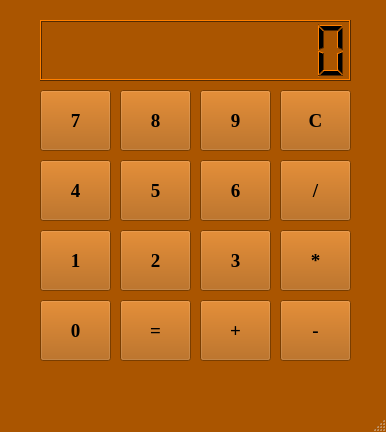
The window that TPRC0 06 - Interfaces Gráficas usando Qt/01 Calculadora/calculadora.ui (Dankotchev/Topicos-em-Programacao) describes before a commit, drawn with Qt 5.
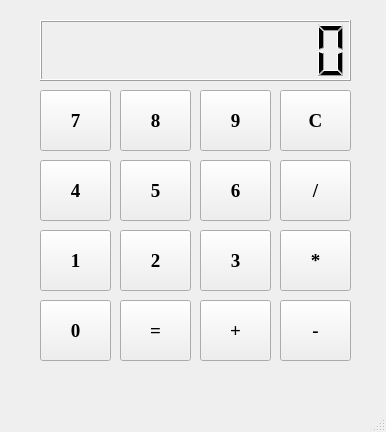
The same window after the commit.

The edit to the form file:
```diff
--- a/TPRC0 06 - Interfaces Gráficas usando Qt/01 Calculadora/calculadora.ui
+++ b/TPRC0 06 - Interfaces Gráficas usando Qt/01 Calculadora/calculadora.ui
@@ -10,421 +10,6 @@
     <height>432</height>
    </rect>
   </property>
-  <property name="palette">
-   <palette>
-    <active>
-     <colorrole role="WindowText">
-      <brush brushstyle="SolidPattern">
-       <color alpha="255">
-        <red>0</red>
-        <green>0</green>
-        <blue>0</blue>
-       </color>
-      </brush>
-     </colorrole>
-     <colorrole role="Button">
-      <brush brushstyle="SolidPattern">
-       <color alpha="255">
-        <red>170</red>
-        <green>85</green>
-        <blue>0</blue>
-       </color>
-      </brush>
-     </colorrole>
-     <colorrole role="Light">
-      <brush brushstyle="SolidPattern">
-       <color alpha="255">
-        <red>255</red>
-        <green>128</green>
-        <blue>0</blue>
-       </color>
-      </brush>
-     </colorrole>
-     <colorrole role="Midlight">
-      <brush brushstyle="SolidPattern">
-       <color alpha="255">
-        <red>212</red>
-        <green>106</green>
-        <blue>0</blue>
-       </color>
-      </brush>
-     </colorrole>
-     <colorrole role="Dark">
-      <brush brushstyle="SolidPattern">
-       <color alpha="255">
-        <red>85</red>
-        <green>42</green>
-        <blue>0</blue>
-       </color>
-      </brush>
-     </colorrole>
-     <colorrole role="Mid">
-      <brush brushstyle="SolidPattern">
-       <color alpha="255">
-        <red>113</red>
-        <green>56</green>
-        <blue>0</blue>
-       </color>
-      </brush>
-     </colorrole>
-     <colorrole role="Text">
-      <brush brushstyle="SolidPattern">
-       <color alpha="255">
-        <red>0</red>
-        <green>0</green>
-        <blue>0</blue>
-       </color>
-      </brush>
-     </colorrole>
-     <colorrole role="BrightText">
-      <brush brushstyle="SolidPattern">
-       <color alpha="255">
-        <red>255</red>
-        <green>255</green>
-        <blue>255</blue>
-       </color>
-      </brush>
-     </colorrole>
-     <colorrole role="ButtonText">
-      <brush brushstyle="SolidPattern">
-       <color alpha="255">
-        <red>0</red>
-        <green>0</green>
-        <blue>0</blue>
-       </color>
-      </brush>
-     </colorrole>
-     <colorrole role="Base">
-      <brush brushstyle="SolidPattern">
-       <color alpha="255">
-        <red>255</red>
-        <green>255</green>
-        <blue>255</blue>
-       </color>
-      </brush>
-     </colorrole>
-     <colorrole role="Window">
-      <brush brushstyle="SolidPattern">
-       <color alpha="255">
-        <red>170</red>
-        <green>85</green>
-        <blue>0</blue>
-       </color>
-      </brush>
-     </colorrole>
-     <colorrole role="Shadow">
-      <brush brushstyle="SolidPattern">
-       <color alpha="255">
-        <red>0</red>
-        <green>0</green>
-        <blue>0</blue>
-       </color>
-      </brush>
-     </colorrole>
-     <colorrole role="AlternateBase">
-      <brush brushstyle="SolidPattern">
-       <color alpha="255">
-        <red>212</red>
-        <green>170</green>
-        <blue>127</blue>
-       </color>
-      </brush>
-     </colorrole>
-     <colorrole role="ToolTipBase">
-      <brush brushstyle="SolidPattern">
-       <color alpha="255">
-        <red>255</red>
-        <green>255</green>
-        <blue>220</blue>
-       </color>
-      </brush>
-     </colorrole>
-     <colorrole role="ToolTipText">
-      <brush brushstyle="SolidPattern">
-       <color alpha="255">
-        <red>0</red>
-        <green>0</green>
-        <blue>0</blue>
-       </color>
-      </brush>
-     </colorrole>
-    </active>
-    <inactive>
-     <colorrole role="WindowText">
-      <brush brushstyle="SolidPattern">
-       <color alpha="255">
-        <red>0</red>
-        <green>0</green>
-        <blue>0</blue>
-       </color>
-      </brush>
-     </colorrole>
-     <colorrole role="Button">
-      <brush brushstyle="SolidPattern">
-       <color alpha="255">
-        <red>170</red>
-        <green>85</green>
-        <blue>0</blue>
-       </color>
-      </brush>
-     </colorrole>
-     <colorrole role="Light">
-      <brush brushstyle="SolidPattern">
-       <color alpha="255">
-        <red>255</red>
-        <green>128</green>
-        <blue>0</blue>
-       </color>
-      </brush>
-     </colorrole>
-     <colorrole role="Midlight">
-      <brush brushstyle="SolidPattern">
-       <color alpha="255">
-        <red>212</red>
-        <green>106</green>
-        <blue>0</blue>
-       </color>
-      </brush>
-     </colorrole>
-     <colorrole role="Dark">
-      <brush brushstyle="SolidPattern">
-       <color alpha="255">
-        <red>85</red>
-        <green>42</green>
-        <blue>0</blue>
-       </color>
-      </brush>
-     </colorrole>
-     <colorrole role="Mid">
-      <brush brushstyle="SolidPattern">
-       <color alpha="255">
-        <red>113</red>
-        <green>56</green>
-        <blue>0</blue>
-       </color>
-      </brush>
-     </colorrole>
-     <colorrole role="Text">
-      <brush brushstyle="SolidPattern">
-       <color alpha="255">
-        <red>0</red>
-        <green>0</green>
-        <blue>0</blue>
-       </color>
-      </brush>
-     </colorrole>
-     <colorrole role="BrightText">
-      <brush brushstyle="SolidPattern">
-       <color alpha="255">
-        <red>255</red>
-        <green>255</green>
-        <blue>255</blue>
-       </color>
-      </brush>
-     </colorrole>
-     <colorrole role="ButtonText">
-      <brush brushstyle="SolidPattern">
-       <color alpha="255">
-        <red>0</red>
-        <green>0</green>
-        <blue>0</blue>
-       </color>
-      </brush>
-     </colorrole>
-     <colorrole role="Base">
-      <brush brushstyle="SolidPattern">
-       <color alpha="255">
-        <red>255</red>
-        <green>255</green>
-        <blue>255</blue>
-       </color>
-      </brush>
-     </colorrole>
-     <colorrole role="Window">
-      <brush brushstyle="SolidPattern">
-       <color alpha="255">
-        <red>170</red>
-        <green>85</green>
-        <blue>0</blue>
-       </color>
-      </brush>
-     </colorrole>
-     <colorrole role="Shadow">
-      <brush brushstyle="SolidPattern">
-       <color alpha="255">
-        <red>0</red>
-        <green>0</green>
-        <blue>0</blue>
-       </color>
-      </brush>
-     </colorrole>
-     <colorrole role="AlternateBase">
-      <brush brushstyle="SolidPattern">
-       <color alpha="255">
-        <red>212</red>
-        <green>170</green>
-        <blue>127</blue>
-       </color>
-      </brush>
-     </colorrole>
-     <colorrole role="ToolTipBase">
-      <brush brushstyle="SolidPattern">
-       <color alpha="255">
-        <red>255</red>
-        <green>255</green>
-        <blue>220</blue>
-       </color>
-      </brush>
-     </colorrole>
-     <colorrole role="ToolTipText">
-      <brush brushstyle="SolidPattern">
-       <color alpha="255">
-        <red>0</red>
-        <green>0</green>
-        <blue>0</blue>
-       </color>
-      </brush>
-     </colorrole>
-    </inactive>
-    <disabled>
-     <colorrole role="WindowText">
-      <brush brushstyle="SolidPattern">
-       <color alpha="255">
-        <red>85</red>
-        <green>42</green>
-        <blue>0</blue>
-       </color>
-      </brush>
-     </colorrole>
-     <colorrole role="Button">
-      <brush brushstyle="SolidPattern">
-       <color alpha="255">
-        <red>170</red>
-        <green>85</green>
-        <blue>0</blue>
-       </color>
-      </brush>
-     </colorrole>
-     <colorrole role="Light">
-      <brush brushstyle="SolidPattern">
-       <color alpha="255">
-        <red>255</red>
-        <green>128</green>
-        <blue>0</blue>
-       </color>
-      </brush>
-     </colorrole>
-     <colorrole role="Midlight">
-      <brush brushstyle="SolidPattern">
-       <color alpha="255">
-        <red>212</red>
-        <green>106</green>
-        <blue>0</blue>
-       </color>
-      </brush>
-     </colorrole>
-     <colorrole role="Dark">
-      <brush brushstyle="SolidPattern">
-       <color alpha="255">
-        <red>85</red>
-        <green>42</green>
-        <blue>0</blue>
-       </color>
-      </brush>
-     </colorrole>
-     <colorrole role="Mid">
-      <brush brushstyle="SolidPattern">
-       <color alpha="255">
-        <red>113</red>
-        <green>56</green>
-        <blue>0</blue>
-       </color>
-      </brush>
-     </colorrole>
-     <colorrole role="Text">
-      <brush brushstyle="SolidPattern">
-       <color alpha="255">
-        <red>85</red>
-        <green>42</green>
-        <blue>0</blue>
-       </color>
-      </brush>
-     </colorrole>
-     <colorrole role="BrightText">
-      <brush brushstyle="SolidPattern">
-       <color alpha="255">
-        <red>255</red>
-        <green>255</green>
-        <blue>255</blue>
-       </color>
-      </brush>
-     </colorrole>
-     <colorrole role="ButtonText">
-      <brush brushstyle="SolidPattern">
-       <color alpha="255">
-        <red>85</red>
-        <green>42</green>
-        <blue>0</blue>
-       </color>
-      </brush>
-     </colorrole>
-     <colorrole role="Base">
-      <brush brushstyle="SolidPattern">
-       <color alpha="255">
-        <red>170</red>
-        <green>85</green>
-        <blue>0</blue>
-       </color>
-      </brush>
-     </colorrole>
-     <colorrole role="Window">
-      <brush brushstyle="SolidPattern">
-       <color alpha="255">
-        <red>170</red>
-        <green>85</green>
-        <blue>0</blue>
-       </color>
-      </brush>
-     </colorrole>
-     <colorrole role="Shadow">
-      <brush brushstyle="SolidPattern">
-       <color alpha="255">
-        <red>0</red>
-        <green>0</green>
-        <blue>0</blue>
-       </color>
-      </brush>
-     </colorrole>
-     <colorrole role="AlternateBase">
-      <brush brushstyle="SolidPattern">
-       <color alpha="255">
-        <red>170</red>
-        <green>85</green>
-        <blue>0</blue>
-       </color>
-      </brush>
-     </colorrole>
-     <colorrole role="ToolTipBase">
-      <brush brushstyle="SolidPattern">
-       <color alpha="255">
-        <red>255</red>
-        <green>255</green>
-        <blue>220</blue>
-       </color>
-      </brush>
-     </colorrole>
-     <colorrole role="ToolTipText">
-      <brush brushstyle="SolidPattern">
-       <color alpha="255">
-        <red>0</red>
-        <green>0</green>
-        <blue>0</blue>
-       </color>
-      </brush>
-     </colorrole>
-    </disabled>
-   </palette>
-  </property>
   <property name="windowTitle">
    <string>Calculadora</string>
   </property>
@@ -769,421 +354,6 @@
       <height>61</height>
      </rect>
     </property>
-    <property name="palette">
-     <palette>
-      <active>
-       <colorrole role="WindowText">
-        <brush brushstyle="SolidPattern">
-         <color alpha="255">
-          <red>0</red>
-          <green>0</green>
-          <blue>0</blue>
-         </color>
-        </brush>
-       </colorrole>
-       <colorrole role="Button">
-        <brush brushstyle="SolidPattern">
-         <color alpha="255">
-          <red>170</red>
-          <green>85</green>
-          <blue>0</blue>
-         </color>
-        </brush>
-       </colorrole>
-       <colorrole role="Light">
-        <brush brushstyle="SolidPattern">
-         <color alpha="255">
-          <red>255</red>
-          <green>128</green>
-          <blue>0</blue>
-         </color>
-        </brush>
-       </colorrole>
-       <colorrole role="Midlight">
-        <brush brushstyle="SolidPattern">
-         <color alpha="255">
-          <red>212</red>
-          <green>106</green>
-          <blue>0</blue>
-         </color>
-        </brush>
-       </colorrole>
-       <colorrole role="Dark">
-        <brush brushstyle="SolidPattern">
-         <color alpha="255">
-          <red>85</red>
-          <green>42</green>
-          <blue>0</blue>
-         </color>
-        </brush>
-       </colorrole>
-       <colorrole role="Mid">
-        <brush brushstyle="SolidPattern">
-         <color alpha="255">
-          <red>113</red>
-          <green>56</green>
-          <blue>0</blue>
-         </color>
-        </brush>
-       </colorrole>
-       <colorrole role="Text">
-        <brush brushstyle="SolidPattern">
-         <color alpha="255">
-          <red>0</red>
-          <green>0</green>
-          <blue>0</blue>
-         </color>
-        </brush>
-       </colorrole>
-       <colorrole role="BrightText">
-        <brush brushstyle="SolidPattern">
-         <color alpha="255">
-          <red>255</red>
-          <green>255</green>
-          <blue>255</blue>
-         </color>
-        </brush>
-       </colorrole>
-       <colorrole role="ButtonText">
-        <brush brushstyle="SolidPattern">
-         <color alpha="255">
-          <red>0</red>
-          <green>0</green>
-          <blue>0</blue>
-         </color>
-        </brush>
-       </colorrole>
-       <colorrole role="Base">
-        <brush brushstyle="SolidPattern">
-         <color alpha="255">
-          <red>255</red>
-          <green>255</green>
-          <blue>255</blue>
-         </color>
-        </brush>
-       </colorrole>
-       <colorrole role="Window">
-        <brush brushstyle="SolidPattern">
-         <color alpha="255">
-          <red>170</red>
-          <green>85</green>
-          <blue>0</blue>
-         </color>
-        </brush>
-       </colorrole>
-       <colorrole role="Shadow">
-        <brush brushstyle="SolidPattern">
-         <color alpha="255">
-          <red>0</red>
-          <green>0</green>
-          <blue>0</blue>
-         </color>
-        </brush>
-       </colorrole>
-       <colorrole role="AlternateBase">
-        <brush brushstyle="SolidPattern">
-         <color alpha="255">
-          <red>212</red>
-          <green>170</green>
-          <blue>127</blue>
-         </color>
-        </brush>
-       </colorrole>
-       <colorrole role="ToolTipBase">
-        <brush brushstyle="SolidPattern">
-         <color alpha="255">
-          <red>255</red>
-          <green>255</green>
-          <blue>220</blue>
-         </color>
-        </brush>
-       </colorrole>
-       <colorrole role="ToolTipText">
-        <brush brushstyle="SolidPattern">
-         <color alpha="255">
-          <red>0</red>
-          <green>0</green>
-          <blue>0</blue>
-         </color>
-        </brush>
-       </colorrole>
-      </active>
-      <inactive>
-       <colorrole role="WindowText">
-        <brush brushstyle="SolidPattern">
-         <color alpha="255">
-          <red>0</red>
-          <green>0</green>
-          <blue>0</blue>
-         </color>
-        </brush>
-       </colorrole>
-       <colorrole role="Button">
-        <brush brushstyle="SolidPattern">
-         <color alpha="255">
-          <red>170</red>
-          <green>85</green>
-          <blue>0</blue>
-         </color>
-        </brush>
-       </colorrole>
-       <colorrole role="Light">
-        <brush brushstyle="SolidPattern">
-         <color alpha="255">
-          <red>255</red>
-          <green>128</green>
-          <blue>0</blue>
-         </color>
-        </brush>
-       </colorrole>
-       <colorrole role="Midlight">
-        <brush brushstyle="SolidPattern">
-         <color alpha="255">
-          <red>212</red>
-          <green>106</green>
-          <blue>0</blue>
-         </color>
-        </brush>
-       </colorrole>
-       <colorrole role="Dark">
-        <brush brushstyle="SolidPattern">
-         <color alpha="255">
-          <red>85</red>
-          <green>42</green>
-          <blue>0</blue>
-         </color>
-        </brush>
-       </colorrole>
-       <colorrole role="Mid">
-        <brush brushstyle="SolidPattern">
-         <color alpha="255">
-          <red>113</red>
-          <green>56</green>
-          <blue>0</blue>
-         </color>
-        </brush>
-       </colorrole>
-       <colorrole role="Text">
-        <brush brushstyle="SolidPattern">
-         <color alpha="255">
-          <red>0</red>
-          <green>0</green>
-          <blue>0</blue>
-         </color>
-        </brush>
-       </colorrole>
-       <colorrole role="BrightText">
-        <brush brushstyle="SolidPattern">
-         <color alpha="255">
-          <red>255</red>
-          <green>255</green>
-          <blue>255</blue>
-         </color>
-        </brush>
-       </colorrole>
-       <colorrole role="ButtonText">
-        <brush brushstyle="SolidPattern">
-         <color alpha="255">
-          <red>0</red>
-          <green>0</green>
-          <blue>0</blue>
-         </color>
-        </brush>
-       </colorrole>
-       <colorrole role="Base">
-        <brush brushstyle="SolidPattern">
-         <color alpha="255">
-          <red>255</red>
-          <green>255</green>
-          <blue>255</blue>
-         </color>
-        </brush>
-       </colorrole>
-       <colorrole role="Window">
-        <brush brushstyle="SolidPattern">
-         <color alpha="255">
-          <red>170</red>
-          <green>85</green>
-          <blue>0</blue>
-         </color>
-        </brush>
-       </colorrole>
-       <colorrole role="Shadow">
-        <brush brushstyle="SolidPattern">
-         <color alpha="255">
-          <red>0</red>
-          <green>0</green>
-          <blue>0</blue>
-         </color>
-        </brush>
-       </colorrole>
-       <colorrole role="AlternateBase">
-        <brush brushstyle="SolidPattern">
-         <color alpha="255">
-          <red>212</red>
-          <green>170</green>
-          <blue>127</blue>
-         </color>
-        </brush>
-       </colorrole>
-       <colorrole role="ToolTipBase">
-        <brush brushstyle="SolidPattern">
-         <color alpha="255">
-          <red>255</red>
-          <green>255</green>
-          <blue>220</blue>
-         </color>
-        </brush>
-       </colorrole>
-       <colorrole role="ToolTipText">
-        <brush brushstyle="SolidPattern">
-         <color alpha="255">
-          <red>0</red>
-          <green>0</green>
-          <blue>0</blue>
-         </color>
-        </brush>
-       </colorrole>
-      </inactive>
-      <disabled>
-       <colorrole role="WindowText">
-        <brush brushstyle="SolidPattern">
-         <color alpha="255">
-          <red>85</red>
-          <green>42</green>
-          <blue>0</blue>
-         </color>
-        </brush>
-       </colorrole>
-       <colorrole role="Button">
-        <brush brushstyle="SolidPattern">
-         <color alpha="255">
-          <red>170</red>
-          <green>85</green>
-          <blue>0</blue>
-         </color>
-        </brush>
-       </colorrole>
-       <colorrole role="Light">
-        <brush brushstyle="SolidPattern">
-         <color alpha="255">
-          <red>255</red>
-          <green>128</green>
-          <blue>0</blue>
-         </color>
-        </brush>
-       </colorrole>
-       <colorrole role="Midlight">
-        <brush brushstyle="SolidPattern">
-         <color alpha="255">
-          <red>212</red>
-          <green>106</green>
-          <blue>0</blue>
-         </color>
-        </brush>
-       </colorrole>
-       <colorrole role="Dark">
-        <brush brushstyle="SolidPattern">
-         <color alpha="255">
-          <red>85</red>
-          <green>42</green>
-          <blue>0</blue>
-         </color>
-        </brush>
-       </colorrole>
-       <colorrole role="Mid">
-        <brush brushstyle="SolidPattern">
-         <color alpha="255">
-          <red>113</red>
-          <green>56</green>
-          <blue>0</blue>
-         </color>
-        </brush>
-       </colorrole>
-       <colorrole role="Text">
-        <brush brushstyle="SolidPattern">
-         <color alpha="255">
-          <red>85</red>
-          <green>42</green>
-          <blue>0</blue>
-         </color>
-        </brush>
-       </colorrole>
-       <colorrole role="BrightText">
-        <brush brushstyle="SolidPattern">
-         <color alpha="255">
-          <red>255</red>
-          <green>255</green>
-          <blue>255</blue>
-         </color>
-        </brush>
-       </colorrole>
-       <colorrole role="ButtonText">
-        <brush brushstyle="SolidPattern">
-         <color alpha="255">
-          <red>85</red>
-          <green>42</green>
-          <blue>0</blue>
-         </color>
-        </brush>
-       </colorrole>
-       <colorrole role="Base">
-        <brush brushstyle="SolidPattern">
-         <color alpha="255">
-          <red>170</red>
-          <green>85</green>
-          <blue>0</blue>
-         </color>
-        </brush>
-       </colorrole>
-       <colorrole role="Window">
-        <brush brushstyle="SolidPattern">
-         <color alpha="255">
-          <red>170</red>
-          <green>85</green>
-          <blue>0</blue>
-         </color>
-        </brush>
-       </colorrole>
-       <colorrole role="Shadow">
-        <brush brushstyle="SolidPattern">
-         <color alpha="255">
-          <red>0</red>
-          <green>0</green>
-          <blue>0</blue>
-         </color>
-        </brush>
-       </colorrole>
-       <colorrole role="AlternateBase">
-        <brush brushstyle="SolidPattern">
-         <color alpha="255">
-          <red>170</red>
-          <green>85</green>
-          <blue>0</blue>
-         </color>
-        </brush>
-       </colorrole>
-       <colorrole role="ToolTipBase">
-        <brush brushstyle="SolidPattern">
-         <color alpha="255">
-          <red>255</red>
-          <green>255</green>
-          <blue>220</blue>
-         </color>
-        </brush>
-       </colorrole>
-       <colorrole role="ToolTipText">
-        <brush brushstyle="SolidPattern">
-         <color alpha="255">
-          <red>0</red>
-          <green>0</green>
-          <blue>0</blue>
-         </color>
-        </brush>
-       </colorrole>
-      </disabled>
-     </palette>
-    </property>
     <property name="font">
      <font>
       <family>Georgia</family>
```
Left out of the diff: 5 changed lines with no effect on the pictures.
